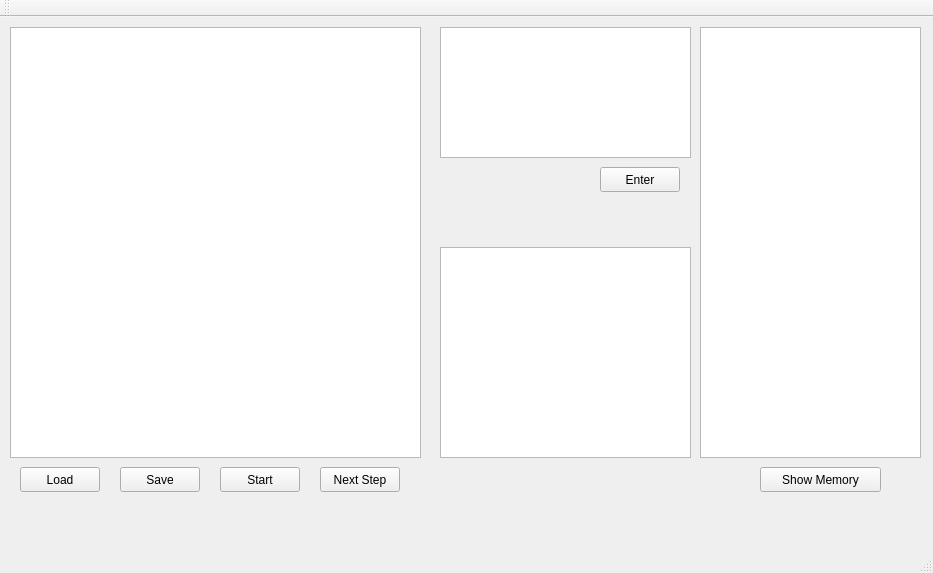
This is mainwindow.ui in ayakushyna/em3 as Qt 5 draws it before an edit. The edited form follows.
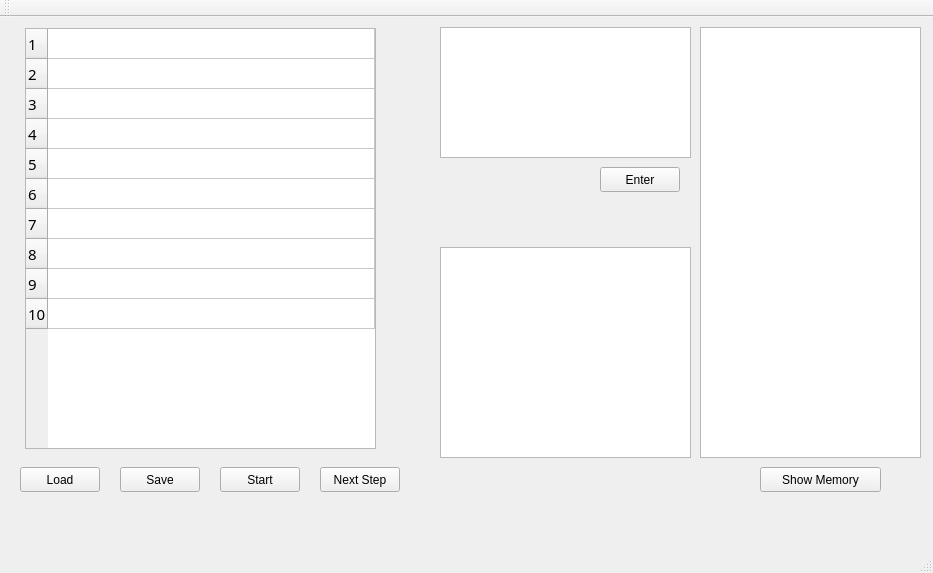
This is the edited form.

Commit message: Made table with mask for hex

Diff of the .ui file:
```diff
--- a/mainwindow.ui
+++ b/mainwindow.ui
@@ -14,16 +14,6 @@
    <string>MainWindow</string>
   </property>
   <widget class="QWidget" name="centralWidget">
-   <widget class="QPlainTextEdit" name="programTextEdit">
-    <property name="geometry">
-     <rect>
-      <x>10</x>
-      <y>10</y>
-      <width>411</width>
-      <height>431</height>
-     </rect>
-    </property>
-   </widget>
    <widget class="QPlainTextEdit" name="inputTextEdit">
     <property name="geometry">
      <rect>
@@ -132,6 +122,47 @@
      </rect>
     </property>
    </widget>
+   <widget class="QTableWidget" name="programTableWidget">
+    <property name="geometry">
+     <rect>
+      <x>25</x>
+      <y>11</y>
+      <width>351</width>
+      <height>421</height>
+     </rect>
+    </property>
+    <property name="font">
+     <font>
+      <family>Century Gothic</family>
+      <pointsize>11</pointsize>
+      <weight>50</weight>
+      <bold>false</bold>
+     </font>
+    </property>
+    <property name="rowCount">
+     <number>10</number>
+    </property>
+    <property name="columnCount">
+     <number>1</number>
+    </property>
+    <attribute name="horizontalHeaderVisible">
+     <bool>false</bool>
+    </attribute>
+    <attribute name="horizontalHeaderStretchLastSection">
+     <bool>true</bool>
+    </attribute>
+    <row/>
+    <row/>
+    <row/>
+    <row/>
+    <row/>
+    <row/>
+    <row/>
+    <row/>
+    <row/>
+    <row/>
+    <column/>
+   </widget>
   </widget>
   <widget class="QMenuBar" name="menuBar">
    <property name="geometry">
```
The commit also changes 5 other files.
